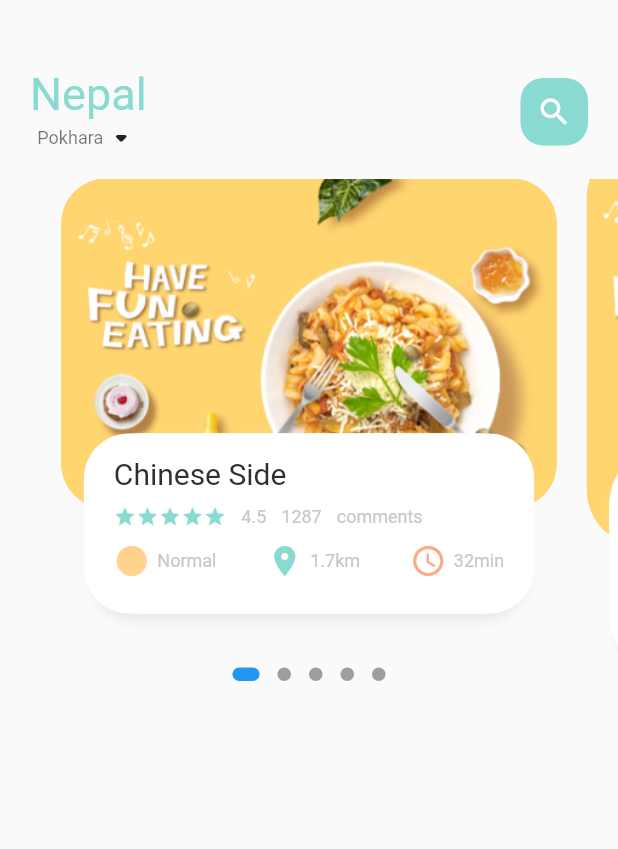
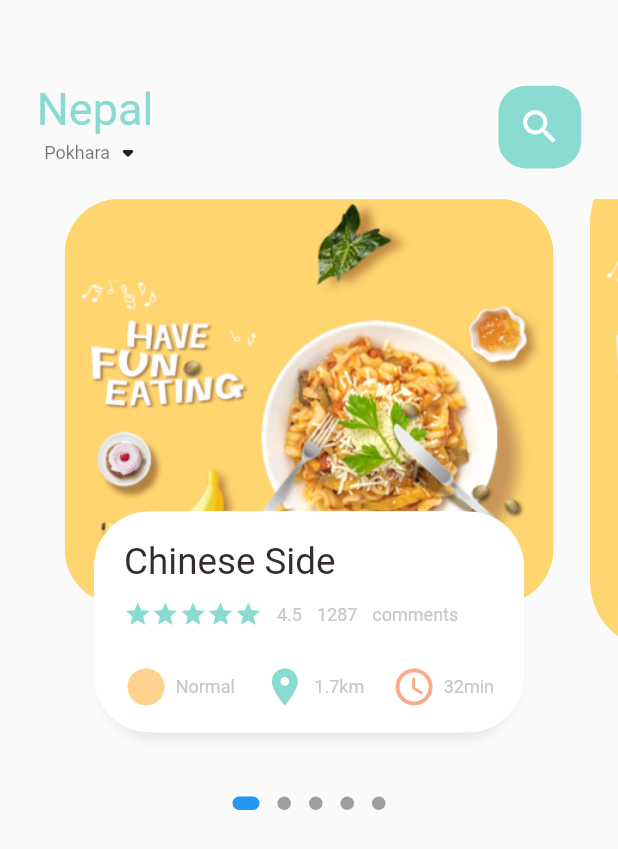
Before and after one commit to sujanagrg/Food-Delivery-App, a Flutter app: the screen it shows after launch, on a phone screen of 412 x 824 dp. Shown: the top 849 px of the screen. Run offline on Flutter 3.47's test engine with Material 2 defaults, Android fonts, the phone set to English and light mode, and no system bars; drawn by our look-alikes of dots_indicator; our stand-ins replace get.

Commit message:
Completed upto Dot indicator

```diff
--- a/lib/home/food_page_body.dart
+++ b/lib/home/food_page_body.dart
@@ -5,6 +5,8 @@ import 'package:food_delivery/utils/colors.dart';
 import 'package:food_delivery/widgets/big_text.dart';
 import 'package:food_delivery/widgets/icon_and_text_widget.dart';
 import 'package:food_delivery/widgets/small_text.dart';
+
+import '../utils/Dimensions.dart';
 
 class FoodPageBody extends StatefulWidget {
   const FoodPageBody({Key? key}) : super(key: key);
@@ -19,7 +21,7 @@ class _FoodPageBodyState extends State<FoodPageBody> {
 
   var _currPageValue = 0.0;
   double _scaleFactor = 0.8; //80% of its original size
-  double _height = 220;
+  double _height = Dimensions.pageViewContainer;
   //now, initialize the page value
   @override
   void initState() {
@@ -51,7 +53,8 @@ class _FoodPageBodyState extends State<FoodPageBody> {
     return Column(
       children: [
         Container(
-          height: 320,
+          //  height: 320,
+          height: Dimensions.pageView,
           child: PageView.builder(
               //This makes the objects scrollable
               controller: pageController,
@@ -119,13 +122,15 @@ class _FoodPageBodyState extends State<FoodPageBody> {
       child: Stack(
         children: [
           Container(
-            height: 220,
+            //   height: 220, //height of the first container. Replacing this value with the dynamic value for the Dimension class.
+            height: Dimensions
+                .pageViewContainer, //Using the height defined in the class Dimensions
             margin: EdgeInsets.only(
-                left: 10,
-                right:
-                    10), //helps to create empty space between the two container of different pages while scrolling
+                left: Dimensions.width10,
+                right: Dimensions
+                    .width10), //helps to create empty space between the two container of different pages while scrolling
             decoration: BoxDecoration(
-                borderRadius: BorderRadius.circular(30),
+                borderRadius: BorderRadius.circular(Dimensions.radius30),
                 color: Color(0xFFffd28d),
                 // color: index.isEven
                 //     ? Color(0xFF89dad0)
@@ -138,11 +143,15 @@ class _FoodPageBodyState extends State<FoodPageBody> {
           Align(
             alignment: Alignment.bottomCenter,
             child: Container(
-              height: 120,
-              margin: EdgeInsets.only(left: 30, right: 30, bottom: 30),
+              //    height: 120, // height of Text container
+              height: Dimensions.pageViewTextContainer,
+              margin: EdgeInsets.only(
+                  left: Dimensions.width30,
+                  right: Dimensions.width30,
+                  bottom: Dimensions.height30),
               decoration: BoxDecoration(
                   color: Colors.white,
-                  borderRadius: BorderRadius.circular(30),
+                  borderRadius: BorderRadius.circular(Dimensions.radius30),
                   boxShadow: [
                     BoxShadow(
                         color: Color(0xFFe8e8e8),
@@ -158,13 +167,14 @@ class _FoodPageBodyState extends State<FoodPageBody> {
                     ),
                   ]),
               child: Container(
-                padding: EdgeInsets.only(top: 15, left: 15, right: 15),
+                padding: EdgeInsets.only(
+                    top: Dimensions.height15, left: 15, right: 15),
                 child: Column(
                   crossAxisAlignment: CrossAxisAlignment.start,
                   children: [
                     BigText(text: 'Chinese Side'),
                     SizedBox(
-                      height: 10,
+                      height: Dimensions.height10,
                     ),
                     Row(
                       children: [
@@ -176,7 +186,7 @@ class _FoodPageBodyState extends State<FoodPageBody> {
                                     // => This arrow is called Arrow Function, means that it reaturns a function.
                                     Icons.star,
                                     color: AppColors.mainColor,
-                                    size: 15,
+                                    size: Dimensions.iconSize15,
                                   )),
                         ),
                         SizedBox(
@@ -194,7 +204,7 @@ class _FoodPageBodyState extends State<FoodPageBody> {
                       ],
                     ),
                     SizedBox(
-                      height: 10,
+                      height: Dimensions.height20,
                     ),
                     Row(
                       mainAxisAlignment: MainAxisAlignment.spaceBetween,
--- a/lib/home/main_food_page.dart
+++ b/lib/home/main_food_page.dart
@@ -1,5 +1,6 @@
 import 'package:flutter/material.dart';
 import 'package:food_delivery/home/food_page_body.dart';
+import 'package:food_delivery/utils/Dimensions.dart';
 import 'package:food_delivery/utils/colors.dart';
 import 'package:food_delivery/widgets/big_text.dart';
 import 'package:food_delivery/widgets/small_text.dart';
@@ -14,15 +15,17 @@ class MainFoodPage extends StatefulWidget {
 class _MainFoodPageState extends State<MainFoodPage> {
   @override
   Widget build(BuildContext context) {
-    print("current height is " + MediaQuery.of(context).size.height.toString());
+    // print("current height is " + MediaQuery.of(context).size.height.toString());// Show the height of the current device.
     return Scaffold(
         body: Column(
       children: [
         //showing the header
         Container(
           child: Container(
-            margin: EdgeInsets.only(top: 45, bottom: 15),
-            padding: EdgeInsets.only(left: 20, right: 20),
+            margin: EdgeInsets.only(
+                top: Dimensions.height45, bottom: Dimensions.height15),
+            padding: EdgeInsets.only(
+                left: Dimensions.width20, right: Dimensions.width20),
             child: Row(
               //There are two parts in this row i.e. 'the country and the city' and another being the 'search icon'
               mainAxisAlignment: MainAxisAlignment.spaceBetween,
@@ -50,14 +53,16 @@ class _MainFoodPageState extends State<MainFoodPage> {
                 Center(
                   child: Container(
                     //This container is for the 'Search icon' located at top right corner
-                    width: 45,
-                    height: 45,
+                    width: Dimensions.width45,
+                    height: Dimensions.height45,
                     child: Icon(
                       Icons.search,
                       color: Colors.white,
+                      size: Dimensions
+                          .iconSize24, //In flutter the default size of the icon is 24
                     ),
                     decoration: BoxDecoration(
-                      borderRadius: BorderRadius.circular(15),
+                      borderRadius: BorderRadius.circular(Dimensions.radius15),
                       color: AppColors.mainColor,
                     ),
                   ),
--- a/lib/main.dart
+++ b/lib/main.dart
@@ -1,5 +1,6 @@
 import 'package:flutter/material.dart';
 import 'package:food_delivery/home/main_food_page.dart';
+import 'package:get/get.dart';
 
 void main() {
   runApp(const MyApp());
@@ -11,19 +12,11 @@ class MyApp extends StatelessWidget {
   // This widget is the root of your application.
   @override
   Widget build(BuildContext context) {
-    return MaterialApp(
+    //Note: We need to wrap our materialApp using getx package otherwise the page will not be displayed.
+    return GetMaterialApp(
       debugShowCheckedModeBanner: false,
       title: 'Flutter Demo',
       theme: ThemeData(
-        // This is the theme of your application.
-        //
-        // Try running your application with "flutter run". You'll see the
-        // application has a blue toolbar. Then, without quitting the app, try
-        // changing the primarySwatch below to Colors.green and then invoke
-        // "hot reload" (press "r" in the console where you ran "flutter run",
-        // or simply save your changes to "hot reload" in a Flutter IDE).
-        // Notice that the counter didn't reset back to zero; the application
-        // is not restarted.
         primarySwatch: Colors.blue,
       ),
       home: MainFoodPage(),
--- /dev/null
+++ b/lib/utils/Dimensions.dart
@@ -0,0 +1,37 @@
+import 'package:get/get.dart'; //with this we have access to the getx package
+
+class Dimensions {
+  //Lets make the container dynamic.
+  static double screenHeight = Get.context!
+      .height; //Accessing the height property.'!' this indicates that this is not going to be null.
+  static double screenWidth =
+      Get.context!.width; // Accessing the width property
+  static double pageView = screenHeight / 2.1; //(672/320)=2.1
+  //672(Height of our device)/220(Height of the first container)=3.05(Note: Placing this value below this line)
+  static double pageViewContainer = screenHeight / 3.05;
+  static double pageViewTextContainer = screenHeight /
+      5.6; //672(Height of our device)/120(Height of the first container)=5.6(Note: Placing this value here)
+  //dynamic height padding and margin
+  static double height10 = screenHeight / 67.2;
+  static double height20 = screenHeight / 33.6;
+  static double height15 = screenHeight / 44.8;
+  static double height30 = screenHeight / 22.4;
+  static double height45 = screenHeight / 14.93;
+  //dynamic width padding nad margin
+  static double width10 = screenHeight / 67.2;
+  static double width20 = screenHeight / 33.6;
+  static double width15 = screenHeight / 44.8;
+  static double width30 = screenHeight / 22.4;
+  static double width45 = screenHeight / 14.93;
+
+  static double font20 = screenHeight / 33.6;
+
+  //radius
+  static double radius15 = screenHeight / 44.8;
+  static double radius20 = screenHeight / 33.6;
+  static double radius30 = screenHeight / 22.4;
+
+  //icons size
+  static double iconSize24 = screenHeight / 28;
+  static double iconSize15 = screenHeight / 44.8;
+}
--- a/lib/widgets/big_text.dart
+++ b/lib/widgets/big_text.dart
@@ -1,4 +1,5 @@
 import 'package:flutter/cupertino.dart';
+import 'package:food_delivery/utils/Dimensions.dart';
 
 class BigText extends StatelessWidget {
   Color? color;
@@ -9,7 +10,7 @@ class BigText extends StatelessWidget {
       {Key? key,
       this.color = const Color(0xFF332d2b),
       required this.text,
-      this.size = 20,
+      this.size = 0,
       this.overflow = TextOverflow.ellipsis})
       : super(key: key);
 
@@ -17,11 +18,12 @@ class BigText extends StatelessWidget {
   Widget build(BuildContext context) {
     return Text(
       text,
+      maxLines: 1,
       overflow: overflow,
       style: TextStyle(
         fontFamily: 'Roboto',
         color: color,
-        fontSize: size,
+        fontSize: size == 0 ? Dimensions.font20 : size,
         fontWeight: FontWeight.w400,
       ),
     );
--- a/lib/widgets/icon_and_text_widget.dart
+++ b/lib/widgets/icon_and_text_widget.dart
@@ -1,5 +1,6 @@
 //This widget is reusable for passing the icons color and text color.
 import 'package:flutter/cupertino.dart';
+import 'package:food_delivery/utils/Dimensions.dart';
 import 'package:food_delivery/widgets/small_text.dart';
 
 class IconAndTextWidget extends StatelessWidget {
@@ -24,6 +25,7 @@ class IconAndTextWidget extends StatelessWidget {
         Icon(
           icon,
           color: iconColor,
+          size: Dimensions.iconSize24,
         ),
         SizedBox(
           width: 5,
```
